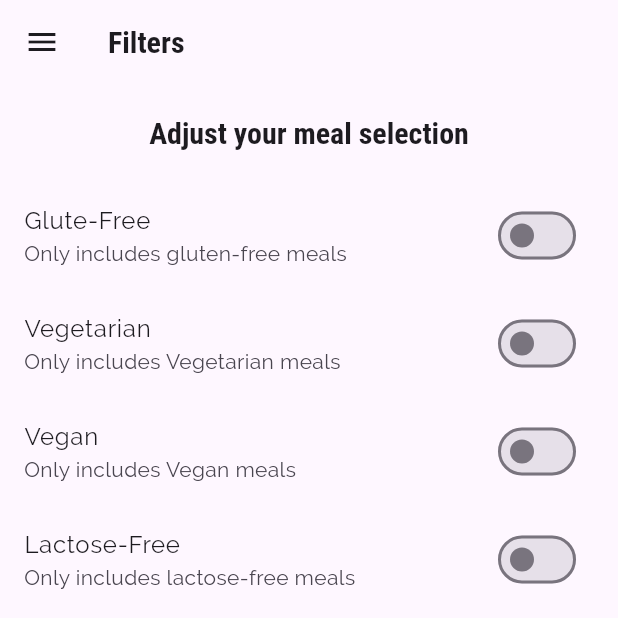
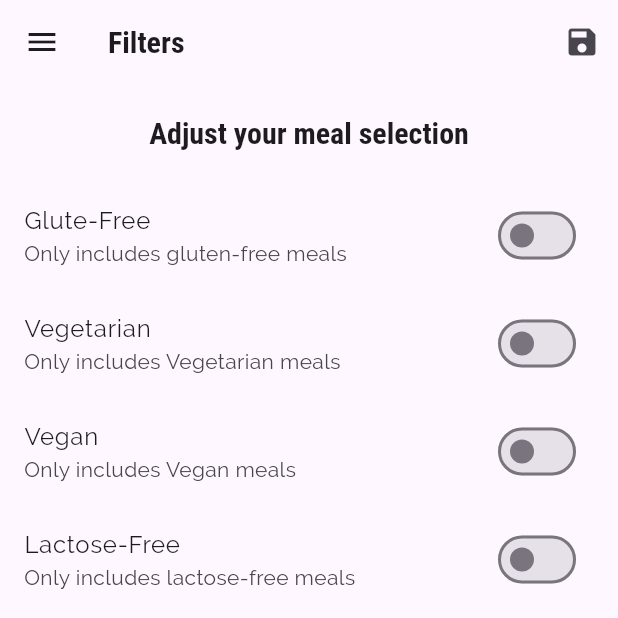
Before and after one commit to kmayatwal/meals_app, a Flutter app: the FiltersScreen screen opened by its route, on a phone screen of 412 x 824 dp, the top half of it. Run offline on Flutter 3.47's test engine with Material 3 defaults, Android fonts, the phone set to English and light mode, and no system bars.

Commit message:
filters implemented

```diff
--- a/lib/main.dart
+++ b/lib/main.dart
@@ -5,10 +5,47 @@ import './screens/meal_detail_screen.dart';
 import './screens/category_screen.dart';
 import './screens/category_meals_screen.dart';
 import './screens/filters_screen.dart';
+import './dummy_data.dart';
+import './models/meal.dart';
 
 void main() => runApp(MyApp());
 
-class MyApp extends StatelessWidget {
+class MyApp extends StatefulWidget {
+  @override
+  _MyAppState createState() => _MyAppState();
+}
+
+class _MyAppState extends State<MyApp> {
+  Map<String, bool> _filters = {
+    'gluten': false,
+    'lactose': false,
+    'vegan': false,
+    'vegetarian': false,
+  };
+  List<Meal> _availableMeals = DUMMY_MEALS;
+
+  void _setFilters(Map<String, bool> filterData) {
+    setState(() {
+      _filters = filterData;
+
+      _availableMeals = DUMMY_MEALS.where((meal) {
+        if (_filters['gluten'] && !meal.isGlutenFree) {
+          return false;
+        }
+        if (_filters['lactose'] && !meal.isLactoseFree) {
+          return false;
+        }
+        if (_filters['vegan'] && !meal.isVegan) {
+          return false;
+        }
+        if (_filters['vegetarian'] && !meal.isVegetarian) {
+          return false;
+        }
+        return true;
+      }).toList();
+    });
+  }
+
   @override
   Widget build(BuildContext context) {
     return MaterialApp(
@@ -36,9 +73,11 @@ class MyApp extends StatelessWidget {
       initialRoute: '/',
       routes: {
         '/': (context) => TabsScreen(),
-        CategoryMealsScreen.routeName: (context) => CategoryMealsScreen(),
+        CategoryMealsScreen.routeName: (context) =>
+            CategoryMealsScreen(_availableMeals),
         MealDetail.routeName: (context) => MealDetail(),
-        FiltersScreen.routeName: (context) => FiltersScreen()
+        FiltersScreen.routeName: (context) =>
+            FiltersScreen(_setFilters, _filters)
       },
       onGenerateRoute: (settings) {
         print(settings);
--- a/lib/screens/favorites.screen.dart
+++ b/lib/screens/favorites.screen.dart
@@ -6,7 +6,7 @@ class Favorites extends StatelessWidget {
   @override
   Widget build(BuildContext context) {
     return Center(
-      child: Text('Favorites'),
+      child: Text('You have no favorites yet - start adding some!'),
     );
   }
 }
--- a/lib/screens/filters_screen.dart
+++ b/lib/screens/filters_screen.dart
@@ -4,6 +4,11 @@ import '../widgets/main_drawer.dart';
 
 class FiltersScreen extends StatefulWidget {
   static const routeName = '/filters-screen';
+
+  final Function saveFilters;
+  final Map<String, bool> currentFilters;
+
+  FiltersScreen(this.saveFilters, this.currentFilters);
 
   @override
   _FiltersScreenState createState() => _FiltersScreenState();
@@ -14,6 +19,15 @@ class _FiltersScreenState extends State<FiltersScreen> {
   var _vegetarian = false;
   var _vegan = false;
   var _lactoseFree = false;
+
+  @override
+  initState() {
+    _glutenFree = widget.currentFilters['gluten'];
+    _vegetarian = widget.currentFilters['vegetarian'];
+    _vegan = widget.currentFilters['vegan'];
+    _lactoseFree = widget.currentFilters['lactose'];
+    super.initState();
+  }
 
   Widget _buildSwitchListTile(String title, String description,
       var currentValue, Function updateValue) {
@@ -30,6 +44,20 @@ class _FiltersScreenState extends State<FiltersScreen> {
     return Scaffold(
       appBar: AppBar(
         title: Text('Filters'),
+        actions: <Widget>[
+          IconButton(
+            onPressed: () {
+              final selectedFilters = {
+                'gluten': _glutenFree,
+                'lactose': _lactoseFree,
+                'vegan': _vegan,
+                'vegetarian': _vegetarian,
+              };
+              widget.saveFilters(selectedFilters);
+            },
+            icon: Icon(Icons.save),
+          )
+        ],
       ),
       drawer: MainDrawer(),
       body: Column(
```
Also changed, not shown: lib/screens/category_meals_screen.dart (+5 -2 lines).
